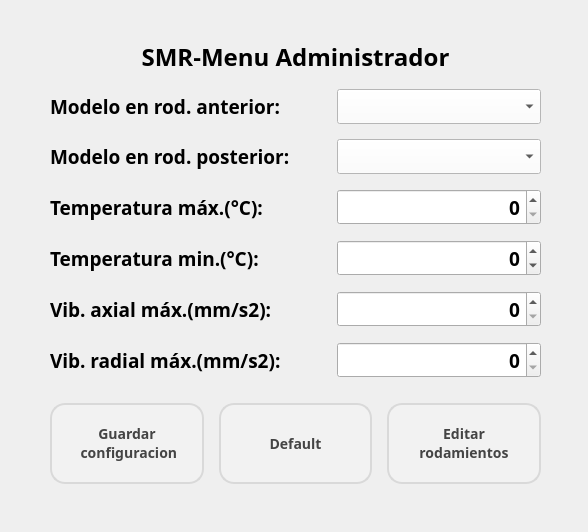
Before: the Qt Designer form app_smr/Qt/win_admin.ui in nvargas24/Sistema_medicion_de_rodamientos-SMR, drawn with Qt 5.
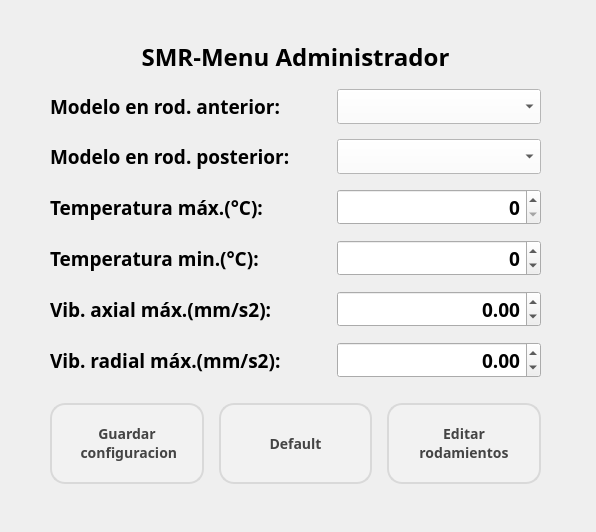
After: the same form once the commit is applied.

Commit message: lectura de archivo cfg para seteo de param admin

Patch:
```diff
--- a/app_smr/Qt/win_admin.ui
+++ b/app_smr/Qt/win_admin.ui
@@ -6,7 +6,7 @@
    <rect>
     <x>0</x>
     <y>0</y>
-    <width>588</width>
+    <width>596</width>
     <height>532</height>
    </rect>
   </property>
@@ -193,13 +193,22 @@
        </widget>
       </item>
       <item>
-       <widget class="QSpinBox" name="sbox_axial_max">
-        <property name="focusPolicy">
-         <enum>Qt::ClickFocus</enum>
+       <widget class="QDoubleSpinBox" name="sbox_axial_max">
+        <property name="sizePolicy">
+         <sizepolicy hsizetype="Expanding" vsizetype="Fixed">
+          <horstretch>0</horstretch>
+          <verstretch>0</verstretch>
+         </sizepolicy>
         </property>
         <property name="alignment">
          <set>Qt::AlignRight|Qt::AlignTrailing|Qt::AlignVCenter</set>
         </property>
+        <property name="minimum">
+         <double>-20.000000000000000</double>
+        </property>
+        <property name="maximum">
+         <double>20.000000000000000</double>
+        </property>
        </widget>
       </item>
      </layout>
@@ -214,13 +223,25 @@
        </widget>
       </item>
       <item>
-       <widget class="QSpinBox" name="sbox_radial_max">
-        <property name="focusPolicy">
-         <enum>Qt::ClickFocus</enum>
+       <widget class="QDoubleSpinBox" name="sbox_radial_max">
+        <property name="sizePolicy">
+         <sizepolicy hsizetype="Expanding" vsizetype="Fixed">
+          <horstretch>0</horstretch>
+          <verstretch>0</verstretch>
+         </sizepolicy>
         </property>
         <property name="alignment">
          <set>Qt::AlignRight|Qt::AlignTrailing|Qt::AlignVCenter</set>
         </property>
+        <property name="minimum">
+         <double>-20.000000000000000</double>
+        </property>
+        <property name="maximum">
+         <double>20.000000000000000</double>
+        </property>
+        <property name="singleStep">
+         <double>0.010000000000000</double>
+        </property>
        </widget>
       </item>
      </layout>
```
The commit also changes 4 other files.
